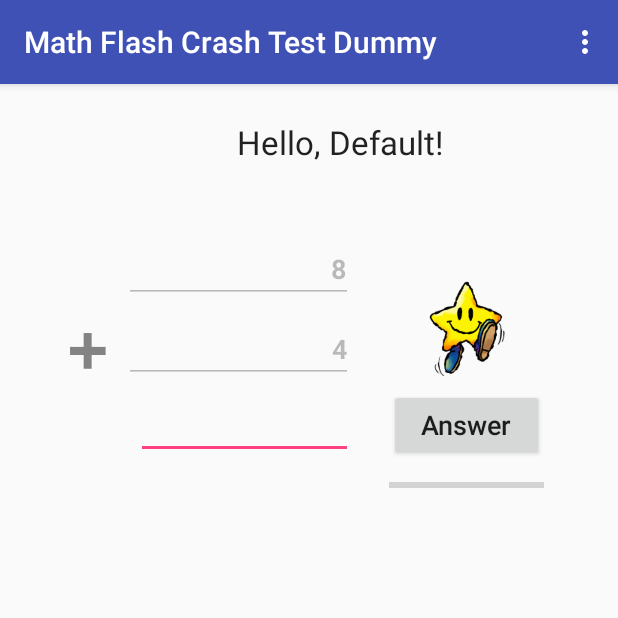
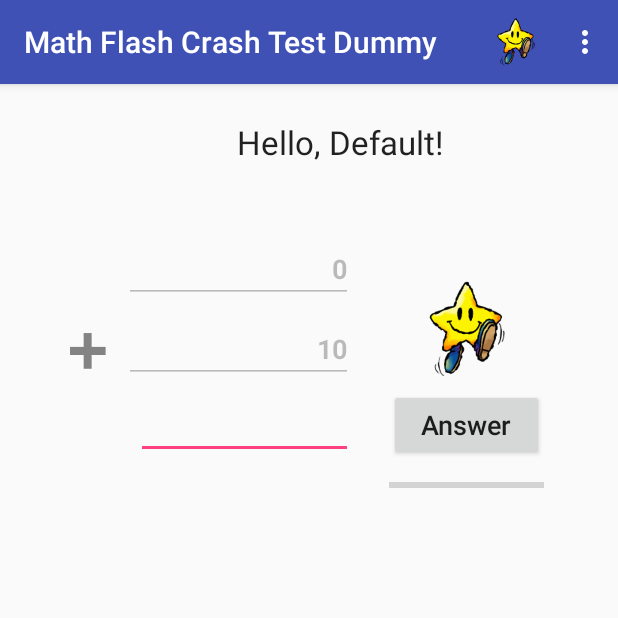
Before and after one commit to blackjackshellac/MathFlashCrashTestDummy, an Android app: the screen it shows after launch (MainActivity), in the options menu, after a tap on "Delete user", on a phone screen of 412 x 824 dp, the top half of it. Run offline under Robolectric (Android 15) with nearby library versions, the phone set to English and light mode, and no system bars.

Commit message:
* move users into popup menu accessible from action bar * fix randomize off-by-one error when getting rand_range * optionally clear user stats in reset user

```diff
--- a/app/src/main/java/com/oneguycoding/mathflashcrashtestdummy/MainActivity.java
+++ b/app/src/main/java/com/oneguycoding/mathflashcrashtestdummy/MainActivity.java
@@ -10,6 +10,7 @@ import android.media.AudioManager;
 import android.media.ToneGenerator;
 import android.os.Bundle;
 import android.support.v7.app.AppCompatActivity;
+import android.support.v7.widget.PopupMenu;
 import android.util.Log;
 import android.util.StringBuilderPrinter;
 import android.view.KeyEvent;
@@ -230,8 +231,8 @@ public class MainActivity extends AppCompatActivity /* implements
 		return null;
 	}
 
-	@Override
-	public boolean onPrepareOptionsMenu(Menu menu) {
+	public boolean onPreparePopupMenu(PopupMenu popupMenu) {
+		Menu menu = popupMenu.getMenu();
 		for (String name : userDataMap.users()) {
 			if (name.equals(getText(R.string.user_default))) {
 				continue;
@@ -271,12 +272,28 @@ public class MainActivity extends AppCompatActivity /* implements
 					setupUser(name);
 				}
 				break;
+			case R.id.menu_popup_users:
+				View menuItemView = findViewById(R.id.menu_popup_users); // SAME ID AS MENU ID
+				PopupMenu popupMenu = new PopupMenu(this, menuItemView);
+				popupMenu.inflate(R.menu.popup_users_menu);
+				// ...
+				popupMenu.setOnMenuItemClickListener(new PopupMenu.OnMenuItemClickListener() {
+					public boolean onMenuItemClick(MenuItem item) {
+						//AndroidUtil.showToast(MainActivity.this, "You clicked: "+item.getTitle());
+						String name = item.getTitle().toString();
+						if (!name.equals(userDataMap.getCurUser())) {
+							userDataMap.setCurUser(name);
+							selectOperation();
+						}
+						return true;
+					}
+				});
+
+				onPreparePopupMenu(popupMenu);
+
+				popupMenu.show();
+				break;
 			default:
-				name = item.getTitle().toString();
-				if (!name.equals(userDataMap.getCurUser())) {
-					userDataMap.setCurUser(name);
-					selectOperation();
-				}
 				break;
 		}
 
@@ -350,18 +367,52 @@ public class MainActivity extends AppCompatActivity /* implements
 
     public void resetUser() {
 	    progressBar.setProgress(0);
-	    UserResults userResults = userDataMap.getUserData().results;
+	    final UserResults userResults = userDataMap.getUserData().results;
 	    userResults.reset(userResults.getNum());
+
+	    final String name = userDataMap.getCurUser();
+	    if (name.equals(getText(R.string.user_default))) {
+		    return;
+	    }
+	    final MainActivity activity = this;
+
+	    AlertDialog.Builder builder = new AlertDialog.Builder(this);
+
+	    builder.setTitle(getText(R.string.title_clear_user));
+	    builder.setMessage(getString(R.string.text_clear_user_prompt, name));
+
+	    builder.setPositiveButton(getText(R.string.yes), new DialogInterface.OnClickListener() {
+
+		    public void onClick(DialogInterface dialog, int which) {
+			    userResults.clearStats(perfStatsDb, name);
+
+			    setupUser(activity.userDataMap.getCurUser());
+			    userDataMap.saveJson(activity, MainActivity.jsonFilename);
+
+			    dialog.dismiss();
+		    }
+	    });
+
+	    builder.setNegativeButton(getText(R.string.no), new DialogInterface.OnClickListener() {
+
+		    @Override
+		    public void onClick(DialogInterface dialog, int which) {
+			    dialog.dismiss();
+		    }
+	    });
+
+	    AlertDialog alert = builder.create();
+	    alert.show();
+
     }
 
 	private void deleteUser(MenuItem item) {
 		// make final to allow OnClickListeners access
 		final String name = userDataMap.getCurUser();
-		final MainActivity activity = this;
-
 		if (name.equals(getText(R.string.user_default))) {
 			return;
 		}
+		final MainActivity activity = this;
 
 		AlertDialog.Builder builder = new AlertDialog.Builder(this);
 
--- a/app/src/main/java/com/oneguycoding/mathflashcrashtestdummy/Operation.java
+++ b/app/src/main/java/com/oneguycoding/mathflashcrashtestdummy/Operation.java
@@ -6,6 +6,7 @@ import android.util.StringBuilderPrinter;
 import java.util.Collection;
 import java.util.HashMap;
 import java.util.Random;
+import java.util.concurrent.ThreadLocalRandom;
 
 /**
  * Created by steeve on 07/09/17.
@@ -63,7 +64,8 @@ public enum Operation {
     }
 
     public long rand_range(LongPair lp) {
-        return lp.l1 + (long)(Math.random() * lp.l2);
+	    //return lp.l1 + (long)(Math.random() * lp.l2);
+        return ThreadLocalRandom.current().nextLong(lp.l1, lp.l2 + 1);
     }
 
     public LongPair randomize(LongPair lp1, LongPair lp2) {
--- a/app/src/main/java/com/oneguycoding/mathflashcrashtestdummy/PerformanceStatsSchema.java
+++ b/app/src/main/java/com/oneguycoding/mathflashcrashtestdummy/PerformanceStatsSchema.java
@@ -1,6 +1,8 @@
 package com.oneguycoding.mathflashcrashtestdummy;
 
 import android.provider.BaseColumns;
+
+import java.util.regex.Pattern;
 
 /**
  * Created by steeve on 27/09/17.
@@ -24,7 +26,7 @@ public class PerformanceStatsSchema {
 		public static final String CHECK_OP = String.format("CHECK(%s in (%s))", COL_NAME_OPERATION, Operation.CHARS_LIST);
 	}
 
-	public static String SQL_CREATE_TABLE = String.format(
+	public static final String SQL_CREATE_TABLE = String.format(
 			"CREATE TABLE \"%s\" (\n" + // table name
 			" `%s`\tTEXT NOT NULL,\n" + // user name
 			" `%s`\tTEXT %s,\n" +       // operation with check_op
@@ -45,5 +47,11 @@ public class PerformanceStatsSchema {
 				StatsSchema.COL_NAME_WRONG,
 				StatsSchema.COL_NAME_ID);
 
-	public static String SQL_DROP_TABLE = "DROP TABLE IF EXISTS " + StatsSchema.TABLE_NAME;
+	public static final String SQL_DROP_TABLE = "DROP TABLE IF EXISTS " + StatsSchema.TABLE_NAME;
+	// DELETE FROM perf_stats WHERE name LIKE %s
+	public static final String SQL_DELETE_USER_RESULTS = "DELETE FROM "+StatsSchema.TABLE_NAME+" WHERE "+StatsSchema.COL_NAME_NAME+" LIKE '%s'";
+
+	public static String getSqlDeleteUserResults(String name) {
+		return AndroidUtil.stringFormatter(SQL_DELETE_USER_RESULTS, name);
+	}
 }
--- a/app/src/main/java/com/oneguycoding/mathflashcrashtestdummy/StatsActivity.java
+++ b/app/src/main/java/com/oneguycoding/mathflashcrashtestdummy/StatsActivity.java
@@ -22,7 +22,8 @@ public class StatsActivity extends AppCompatActivity {
 		super.onCreate(savedInstanceState);
 		setContentView(R.layout.activity_stats);
 
-		this.setRequestedOrientation(ActivityInfo.SCREEN_ORIENTATION_LANDSCAPE);
+		// to force LANDSCAPE
+		//this.setRequestedOrientation(ActivityInfo.SCREEN_ORIENTATION_LANDSCAPE);
 
 		Intent intent = getIntent();
 		Bundle b = intent.getExtras();
--- a/app/src/main/java/com/oneguycoding/mathflashcrashtestdummy/UserDataMap.java
+++ b/app/src/main/java/com/oneguycoding/mathflashcrashtestdummy/UserDataMap.java
@@ -7,7 +7,6 @@ import com.google.gson.FieldNamingPolicy;
 import com.google.gson.Gson;
 import com.google.gson.GsonBuilder;
 import com.google.gson.JsonParseException;
-import com.google.gson.annotations.SerializedName;
 import com.google.gson.reflect.TypeToken;
 
 import java.io.FileInputStream;
@@ -122,6 +121,9 @@ public class UserDataMap implements Serializable {
 	public void saveJson(Activity mainActivity, String jsonFilename) {
 		FileOutputStream outputStream = null;
 		try {
+			// don't save stats saved in userResults
+			getUserData().results.clearStats(null, getCurUser());
+
 			String json = toJson();
 			outputStream = mainActivity.openFileOutput(jsonFilename, Context.MODE_PRIVATE);
 			outputStream.write(json.getBytes());
--- a/app/src/main/java/com/oneguycoding/mathflashcrashtestdummy/UserResults.java
+++ b/app/src/main/java/com/oneguycoding/mathflashcrashtestdummy/UserResults.java
@@ -2,6 +2,7 @@ package com.oneguycoding.mathflashcrashtestdummy;
 
 import android.content.ContentValues;
 import android.database.Cursor;
+import android.database.SQLException;
 import android.database.sqlite.SQLiteDatabase;
 import android.util.Log;
 import android.util.SparseIntArray;
@@ -211,7 +212,7 @@ public class UserResults implements Serializable {
 	}
 
 	public ArrayList<SqlResult> getStats() {
-		return this.stats;
+		return stats;
 	}
 
 	public static class SqlResult implements Serializable {
@@ -342,9 +343,14 @@ public class UserResults implements Serializable {
 		return averages;
 	}
 
-	public static ArrayList<SqlResult> loadStats(SQLiteDatabase perfStatsDb, Operation op, String name) {
-		// https://developer.android.com/training/basics/data-storage/databases.html
-
+	/**
+	 *
+	 * @param perfStatsDb
+	 * @param op
+	 * @param name
+	 * @return cursor to get SqlResults, be sure to close the cursor when done
+	 */
+	public static Cursor getStatsQueryCursor(SQLiteDatabase perfStatsDb, Operation op, String name) {
 		// Define a projection that specifies which columns from the database
 		// you will actually use after this query.
 		String[] projection = {
@@ -373,6 +379,13 @@ public class UserResults implements Serializable {
 				null,                                     // don't filter by row groups
 				sortOrder                                 // The sort order
 		);
+		return cursor;
+	}
+
+	public static ArrayList<SqlResult> loadStats(SQLiteDatabase perfStatsDb, Operation op, String name) {
+		// https://developer.android.com/training/basics/data-storage/databases.html
+
+		Cursor cursor = getStatsQueryCursor(perfStatsDb, op, name);
 
 		ArrayList<SqlResult> results = new ArrayList<SqlResult>();
 		while (cursor.moveToNext()) {
@@ -402,4 +415,18 @@ public class UserResults implements Serializable {
 		long newRowId = perfStatsDb.insert(PerformanceStatsSchema.StatsSchema.TABLE_NAME, null, values);
 		Log.d("SQL", "newRowId="+newRowId);
 	}
+
+	public void clearStats(SQLiteDatabase perfStatsDb, String name) {
+		if (stats != null) {
+			stats.clear();
+		}
+		if (perfStatsDb != null) {
+			try {
+				String sql = PerformanceStatsSchema.getSqlDeleteUserResults(name);
+				perfStatsDb.execSQL(sql);
+			} catch (SQLException e) {
+				Log.e("SQL", "Failed to delete user results for " + name, e);
+			}
+		}
+	}
 }
--- /dev/null
+++ b/app/src/main/res/drawable/ic_create_black_24dp.xml
@@ -0,0 +1,9 @@
+<vector xmlns:android="http://schemas.android.com/apk/res/android"
+        android:width="24dp"
+        android:height="24dp"
+        android:viewportWidth="24.0"
+        android:viewportHeight="24.0">
+    <path
+        android:fillColor="#FF000000"
+        android:pathData="M3,17.25V21h3.75L17.81,9.94l-3.75,-3.75L3,17.25zM20.71,7.04c0.39,-0.39 0.39,-1.02 0,-1.41l-2.34,-2.34c-0.39,-0.39 -1.02,-0.39 -1.41,0l-1.83,1.83 3.75,3.75 1.83,-1.83z"/>
+</vector>
--- a/app/src/main/res/menu/main_menu.xml
+++ b/app/src/main/res/menu/main_menu.xml
@@ -6,14 +6,21 @@
         android:title="@string/menu_reset_user"/>
     <item
         android:id="@+id/menu_create_user"
-        android:title="@string/menu_user_create"></item>
+        android:title="@string/menu_user_create"/>
     <item
         android:id="@+id/menu_modify_user"
-        android:title="@string/text_menu_modify_user"/>
+        android:enabled="true"
+        android:icon="@drawable/ic_create_black_24dp"
+        android:title="@string/text_menu_modify_user"
+        android:visible="true"
+        app:showAsAction="withText"/>
     <item
         android:id="@+id/menu_delete_user"
+        android:icon="@android:drawable/ic_menu_delete"
         android:title="@string/text_menu_delete_user"/>
     <item
-        android:id="@+id/default_user"
-        android:title="@string/menu_user_default"></item>
+        android:id="@+id/menu_popup_users"
+        android:icon="@drawable/yoshi_star"
+        android:title="@string/menu_users"
+        app:showAsAction="ifRoom"/>
 </menu>
--- /dev/null
+++ b/app/src/main/res/menu/popup_users_menu.xml
@@ -0,0 +1,8 @@
+<?xml version="1.0" encoding="utf-8"?>
+<menu xmlns:app="http://schemas.android.com/apk/res-auto"
+      xmlns:android="http://schemas.android.com/apk/res/android">
+
+    <item
+        android:id="@+id/default_user"
+        android:title="@string/menu_user_default"/>
+</menu>
--- a/app/src/main/res/values/strings.xml
+++ b/app/src/main/res/values/strings.xml
@@ -20,7 +20,7 @@
     <string name="msg_correct">%1$d is correct!</string>
     <string name="msg_incorrect">%1$d is incorrect!</string>
     <string name="msg_number_long">%1$d</string>
-    <string name="menu_reset_user">Reset</string>
+    <string name="menu_reset_user">Reset user</string>
     <string name="descrip_smiling_star">Smiling star</string>
     <string name="hint_top_max">Top max (%1$d)</string>
     <string name="hint_bot_max">Bottom max (%1$d)</string>
@@ -38,4 +38,7 @@
     <string name="test_max_num">Number of tests</string>
     <string name="text_bravo">Bravo %1$s!</string>
     <string name="text_num_too_small">Minimum number is %1$d, resetting</string>
+    <string name="title_clear_user">Clear user stats</string>
+    <string name="text_clear_user_prompt">Do you want to clear user stats for %1$s?</string>
+    <string name="menu_users">Users ...</string>
 </resources>
```
Also changed, not shown: app/src/main/res/drawable/ic_edit_black_24dp.xml (added, +9 -0 lines), 1 other file.
